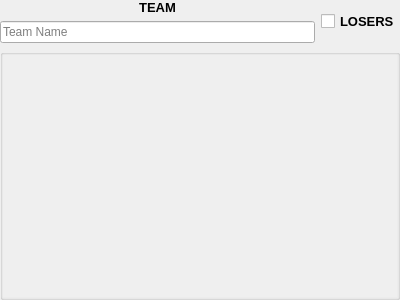
This is src/layout/TSHScoreboardTeam.ui in yuya-tagu/Autona as Qt 5 draws it before an edit. The edited form follows.
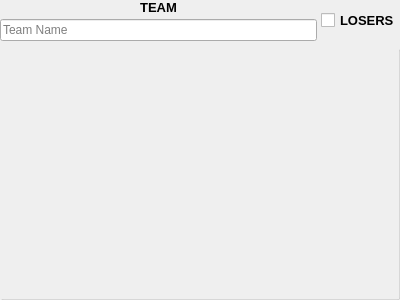
This is the edited form.

Patch:
```diff
--- a/src/layout/TSHScoreboardTeam.ui
+++ b/src/layout/TSHScoreboardTeam.ui
@@ -23,6 +23,9 @@
    <locale language="English" country="UnitedStates"/>
   </property>
   <layout class="QVBoxLayout" name="verticalLayout">
+   <property name="spacing">
+    <number>4</number>
+   </property>
    <property name="leftMargin">
     <number>0</number>
    </property>
@@ -37,6 +40,9 @@
    </property>
    <item>
     <layout class="QHBoxLayout" name="horizontalLayout_2">
+     <property name="spacing">
+      <number>4</number>
+     </property>
      <item>
       <layout class="QVBoxLayout" name="verticalLayout_3">
        <item>
@@ -135,6 +141,9 @@
      <property name="flat">
       <bool>true</bool>
      </property>
+     <property name="styleSheet">
+      <string notr="true">QGroupBox { padding-top: 0px; margin-top: 0px; }</string>
+     </property>
      <layout class="QVBoxLayout" name="verticalLayout_2">
       <property name="spacing">
        <number>0</number>
```
